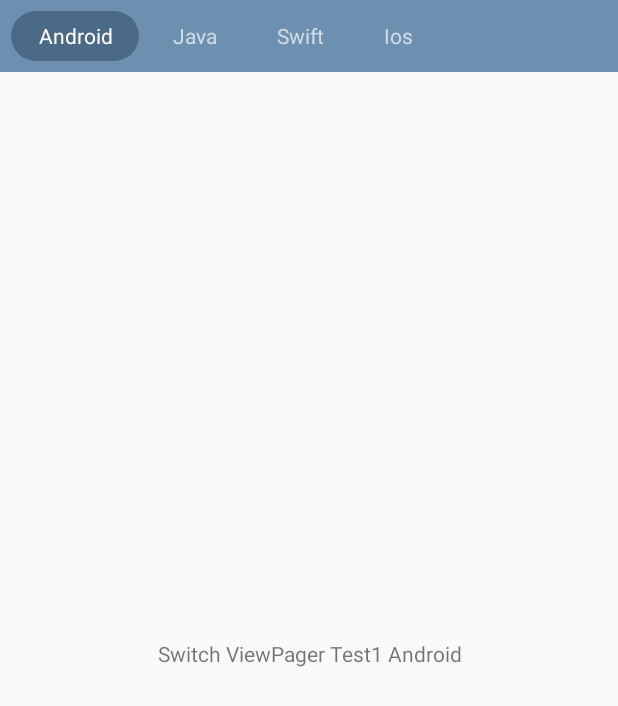
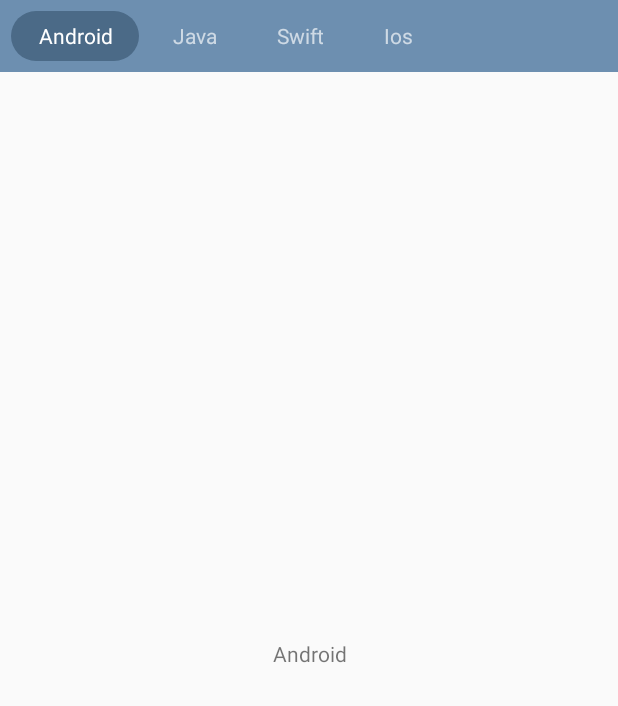
Before and after one commit to Dreamer206602/TabLayoutSamples, an Android app: the Test1Activity screen opened directly, with no data from a screen before it, on a phone screen of 412 x 824 dp. Shown: the top 706 px of the screen. Run offline under Robolectric (Android 15) with nearby library versions, the phone set to English and light mode, and no system bars; our stand-ins replace ButterKnife.

Commit message:
添加了一些测试的Fragment

```diff
--- a/app/src/main/java/com/tq/fragment/AndroidFragment.java
+++ b/app/src/main/java/com/tq/fragment/AndroidFragment.java
@@ -6,25 +6,40 @@ import android.support.v4.app.Fragment;
 import android.view.LayoutInflater;
 import android.view.View;
 import android.view.ViewGroup;
+import android.widget.TextView;
 
 import com.tq.R;
+
+import butterknife.Bind;
+import butterknife.ButterKnife;
 
 /**
  * A simple {@link Fragment} subclass.
  */
 public class AndroidFragment extends Fragment {
 
+    @Bind(R.id.tv_card_title)
+    TextView tvCardTitle;
     private String mTitle;
-    private AndroidFragment getInstance(String title){
-        AndroidFragment instance=new AndroidFragment();
-        instance.mTitle=title;
-        return instance;
+
+    public static AndroidFragment getInstance(String title) {
+        AndroidFragment f = new AndroidFragment();
+        f.mTitle = title;
+        return f;
     }
 
     @Override
     public View onCreateView(LayoutInflater inflater, ViewGroup container,
                              Bundle savedInstanceState) {
-        return inflater.inflate(R.layout.fragment_android, container, false);
+        View view = inflater.inflate(R.layout.fragment_android, container, false);
+        ButterKnife.bind(this, view);
+        tvCardTitle.setText(mTitle);
+        return view;
     }
 
+    @Override
+    public void onDestroyView() {
+        super.onDestroyView();
+        ButterKnife.unbind(this);
+    }
 }
--- a/app/src/main/java/com/tq/ui/Test1Activity.java
+++ b/app/src/main/java/com/tq/ui/Test1Activity.java
@@ -4,13 +4,18 @@ import android.os.Bundle;
 import android.support.v4.app.Fragment;
 import android.support.v4.app.FragmentManager;
 import android.support.v4.app.FragmentPagerAdapter;
+import android.support.v4.app.FragmentTransaction;
 import android.support.v4.view.ViewPager;
 import android.support.v7.app.AppCompatActivity;
 
 import com.flyco.tablayout.SlidingTabLayout;
 import com.flyco.tablayout.listener.OnTabSelectListener;
 import com.tq.R;
+import com.tq.fragment.AndroidFragment;
+import com.tq.fragment.IosFragment;
+import com.tq.fragment.JavaFragment;
 import com.tq.fragment.SimpleCardFragment;
+import com.tq.fragment.SwiftFragment;
 
 import java.util.ArrayList;
 
@@ -32,16 +37,25 @@ public class Test1Activity extends AppCompatActivity {
         setContentView(R.layout.activity_test1);
         ButterKnife.bind(this);
 
-        for(String title:mTitles){
-            mFragments.add(SimpleCardFragment.getInstance("Switch ViewPager Test1 "+title));
+//        for(String title:mTitles){
+//            mFragments.add(SimpleCardFragment.getInstance("Switch ViewPager Test1 "+title));
+//        }
+
+        for (String title:mTitles) {
+            mFragments.add(AndroidFragment.getInstance(title));
+//            mFragments.add(JavaFragment.getInstance(title));
+//            mFragments.add(SwiftFragment.getInstance(title));
+//            mFragments.add(IosFragment.getInstance(title));
         }
+
+
+
         vp.setAdapter(new MyPagerAdapter(getSupportFragmentManager()));
         //TODO ViewPager 和TabLayout 相关联
         tl.setViewPager(vp);
         tl.setOnTabSelectListener(new OnTabSelectListener() {
             @Override
             public void onTabSelect(int position) {
-
                 vp.setCurrentItem(position);
             }
 
@@ -67,6 +81,8 @@ public class Test1Activity extends AppCompatActivity {
 
             }
         });
+        tl.setCurrentTab(0);
+        //vp.setCurrentItem(1);
 
 
     }
--- a/app/src/main/res/layout/fragment_android.xml
+++ b/app/src/main/res/layout/fragment_android.xml
@@ -6,6 +6,7 @@
 
     <!-- TODO: Update blank fragment layout -->
     <TextView
+        android:id="@+id/tv_card_title"
         android:gravity="center"
         android:layout_width="match_parent"
         android:layout_height="match_parent"
--- a/app/src/main/res/layout/fragment_ios.xml
+++ b/app/src/main/res/layout/fragment_ios.xml
@@ -4,8 +4,9 @@
     android:layout_height="match_parent"
     tools:context="com.tq.fragment.IosFragment">
 
-    <!-- TODO: Update blank fragment layout -->
     <TextView
+        android:id="@+id/tv_card_title"
+        android:gravity="center"
         android:layout_width="match_parent"
         android:layout_height="match_parent"
         android:text="@string/hello_blank_fragment" />
--- a/app/src/main/res/layout/fragment_java.xml
+++ b/app/src/main/res/layout/fragment_java.xml
@@ -6,6 +6,8 @@
 
     <!-- TODO: Update blank fragment layout -->
     <TextView
+        android:id="@+id/tv_card_title"
+        android:gravity="center"
         android:layout_width="match_parent"
         android:layout_height="match_parent"
         android:text="@string/hello_blank_fragment" />
--- a/app/src/main/res/layout/fragment_swift.xml
+++ b/app/src/main/res/layout/fragment_swift.xml
@@ -6,6 +6,8 @@
 
     <!-- TODO: Update blank fragment layout -->
     <TextView
+        android:id="@+id/tv_card_title"
+        android:layout_gravity="center"
         android:layout_width="match_parent"
         android:layout_height="match_parent"
         android:text="@string/hello_blank_fragment" />
```
Also changed, not shown: app/src/main/java/com/tq/fragment/IosFragment.java (+20 -4 lines), app/src/main/java/com/tq/fragment/JavaFragment.java (+20 -4 lines), app/src/main/java/com/tq/fragment/SwiftFragment.java (+20 -3 lines).
